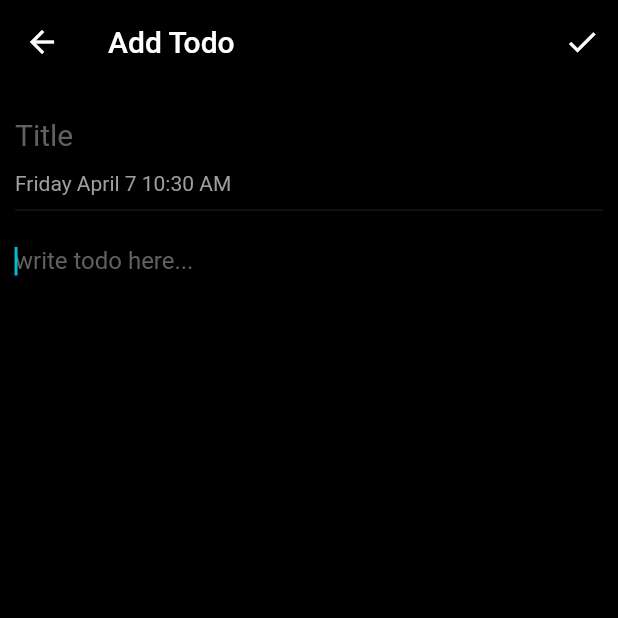
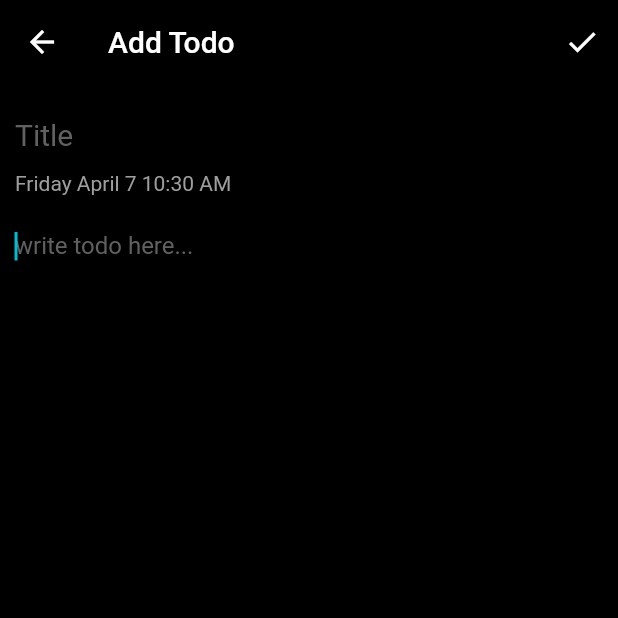
Before and after one commit to Senpaix69/Never_Lost, a Flutter app: the AddTodo screen opened directly, on a phone screen of 412 x 824 dp, the top half of it. Run offline on Flutter 3.47's test engine with Material 2 defaults, Android fonts, the phone set to English and light mode, and no system bars; our stand-ins replace sqflite; missing offline and left inert: flutter_material_pickers; accounts and stored records are empty.

Commit message:
working on todo list

```diff
--- a/lib/pages/add_todo_page.dart
+++ b/lib/pages/add_todo_page.dart
@@ -85,9 +85,8 @@ class _AddTodoState extends State<AddTodo> {
                       _date(),
                       style: const TextStyle(color: Colors.grey),
                     ),
-                    Divider(
-                      height: 20.0,
-                      color: Colors.grey[900],
+                    const SizedBox(
+                      height: 10.0,
                     ),
                     TextFormField(
                       enableSuggestions: false,
```
